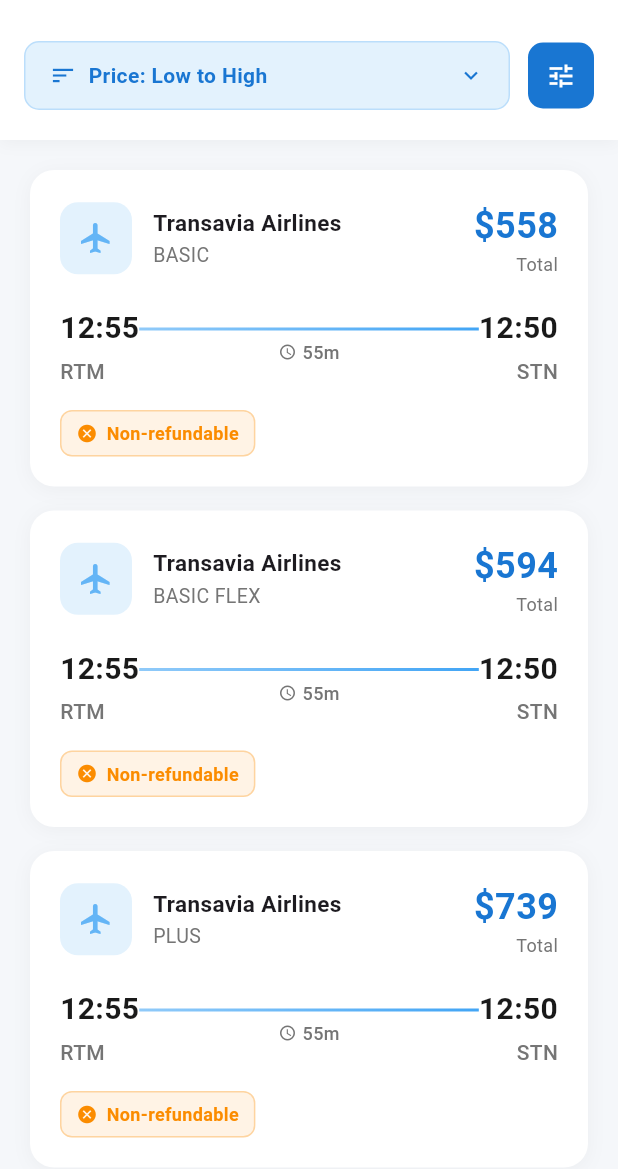
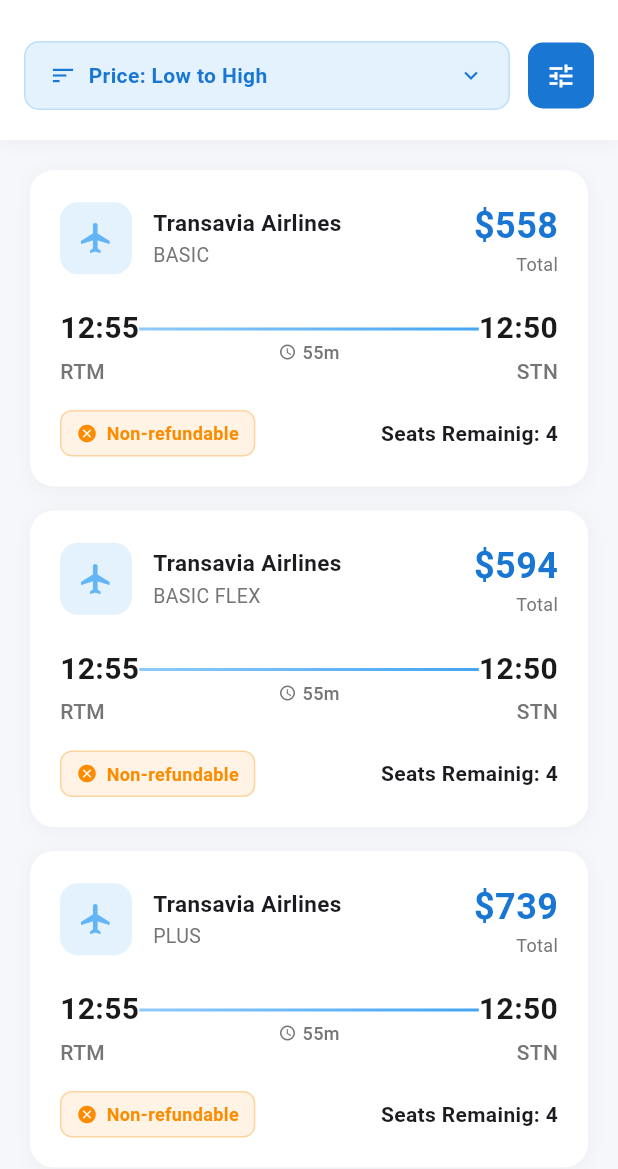
Before and after one commit to gmulonga/flights, a Flutter app: the screen it shows after launch, on a phone screen of 412 x 824 dp, the part 67-1236 px from its top. Run offline on Flutter 3.47's test engine with Material 3 defaults, Android fonts, the phone set to English and light mode, and no system bars; drawn by our look-alikes of cached_network_image; our stand-ins replace get; network calls fail.

Commit message:
refactor: adding seats remaining

```diff
--- a/lib/controllers/flight_controller.dart
+++ b/lib/controllers/flight_controller.dart
@@ -16,7 +16,7 @@ class FlightController extends GetxController {
   final selectedAirlines = <String>[].obs;
   final maxPrice = RxDouble(double.infinity);
   final minPrice = RxDouble(0.0);
-  final sortBy = 'price_asc'.obs; // price_asc, price_desc, duration
+  final sortBy = 'price_asc'.obs;
 
   @override
   void onInit() {
--- a/lib/screen/home_screen.dart
+++ b/lib/screen/home_screen.dart
@@ -324,12 +324,14 @@ class HomeScreen extends StatelessWidget {
               ),
               const SizedBox(height: 16),
               Row(
+                mainAxisAlignment: MainAxisAlignment.spaceBetween,
                 children: [
                   _buildBadge(
                     icon: itinerary.isRefundable ? Icons.check_circle : Icons.cancel,
                     label: itinerary.isRefundable ? 'Refundable' : 'Non-refundable',
                     color: itinerary.isRefundable ? Colors.green.shade600 : Colors.orange.shade600,
                   ),
+                  Text("Seats Remainig: ${itinerary.originDestinations[0].seatsRemaining}", style: TextStyle(fontWeight: FontWeight.bold),),
                 ],
               ),
             ],
```
